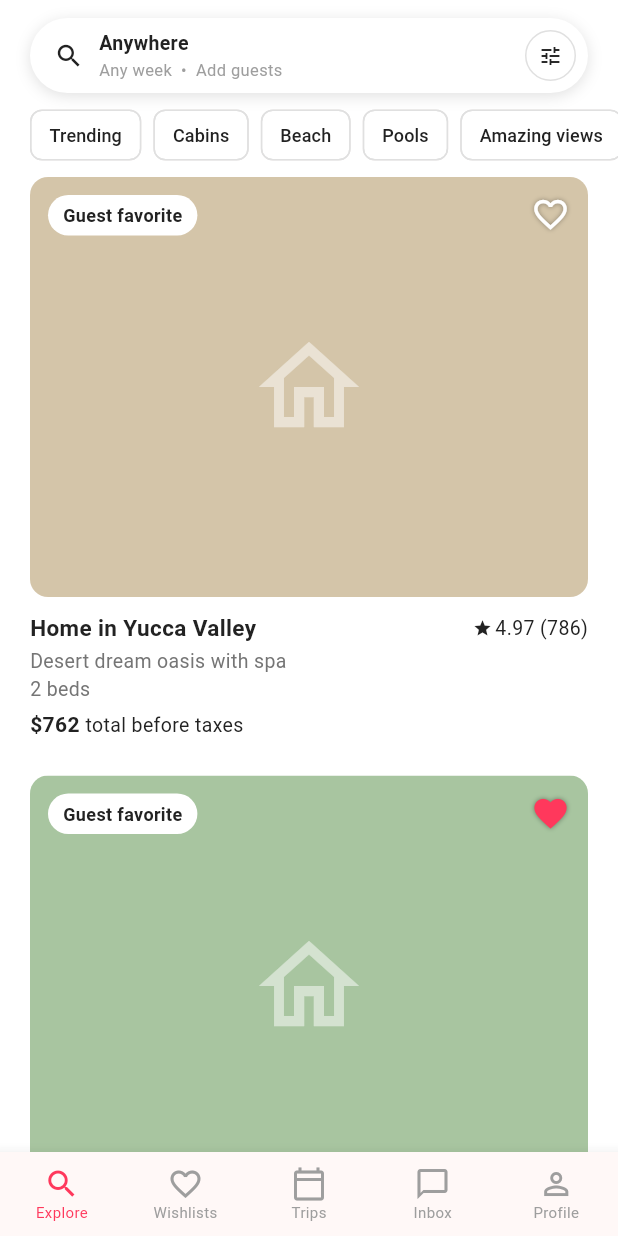
After one commit to zakariaouali16/dellys_app_aguilar, a Flutter app: the ListingsScreen screen opened directly, on a phone screen of 412 x 824 dp. The commit adds this screen. Run offline on Flutter 3.47's test engine with Material 3 defaults, Android fonts, the phone set to English and light mode, and no system bars; our stand-ins replace google_sign_in.

Commit message:
flisting page

```diff
--- /dev/null
+++ b/androidSha1.txt
@@ -0,0 +1,8 @@
+Variant: debugAndroidTest
+Config: debug
+Store: C:\Users\zouali1\.android\debug.keystore
+Alias: AndroidDebugKey
+MD5: 08:5F:82:5A:18:ED:59:D5:A3:BE:8C:66:13:0D:70:22
+SHA1: 46:0E:97:0F:40:82:8E:BA:2A:44:FE:A8:BB:20:7C:34:F3:70:D8:87
+SHA-256: 3A:79:F5:C8:68:D7:F3:9A:7F:68:42:F6:CD:6B:48:61:C6:A6:20:0E:FB:CB:91:68:8D:E1:CD:80:D1:37:E7:4E
+Valid until: Thursday, May 18, 2056
--- /dev/null
+++ b/lib/screens/Listings.dart
@@ -0,0 +1,329 @@
+import 'package:flutter/material.dart';
+
+class ListingsScreen extends StatefulWidget {
+  const ListingsScreen({super.key});
+
+  @override
+  State<ListingsScreen> createState() => _ListingsScreenState();
+}
+
+class _ListingsScreenState extends State<ListingsScreen> {
+  int _selectedTab = 0;
+
+  static const _listings = [
+    _Listing(
+      title: 'Home in Yucca Valley',
+      subtitle: 'Desert dream oasis with spa',
+      beds: '2 beds',
+      rating: '4.97',
+      reviews: '786',
+      price: '\$762',
+      isFavorite: false,
+      imageColor: Color(0xFFD4C5A9),
+    ),
+    _Listing(
+      title: 'Cabin in the Pines',
+      subtitle: 'Cozy retreat with mountain views',
+      beds: '3 beds',
+      rating: '4.89',
+      reviews: '412',
+      price: '\$540',
+      isFavorite: true,
+      imageColor: Color(0xFFA8C5A0),
+    ),
+    _Listing(
+      title: 'Beachfront Villa',
+      subtitle: 'Private pool and ocean access',
+      beds: '4 beds',
+      rating: '4.95',
+      reviews: '1,023',
+      price: '\$1,240',
+      isFavorite: false,
+      imageColor: Color(0xFF9EC4D4),
+    ),
+  ];
+
+  @override
+  Widget build(BuildContext context) {
+    return Scaffold(
+      backgroundColor: Colors.white,
+      body: SafeArea(
+        child: Column(
+          children: [
+            _buildSearchBar(),
+            _buildFilterChips(),
+            Expanded(
+              child: ListView.builder(
+                padding: const EdgeInsets.symmetric(horizontal: 20, vertical: 8),
+                itemCount: _listings.length,
+                itemBuilder: (context, index) =>
+                    _ListingCard(listing: _listings[index]),
+              ),
+            ),
+          ],
+        ),
+      ),
+      bottomNavigationBar: _buildBottomNav(),
+    );
+  }
+
+  Widget _buildSearchBar() {
+    return Padding(
+      padding: const EdgeInsets.fromLTRB(20, 12, 20, 8),
+      child: Container(
+        decoration: BoxDecoration(
+          color: Colors.white,
+          borderRadius: BorderRadius.circular(32),
+          boxShadow: [
+            BoxShadow(
+              color: Colors.black.withValues(alpha: 0.12),
+              blurRadius: 8,
+              offset: const Offset(0, 2),
+            ),
+          ],
+        ),
+        child: Row(
+          children: [
+            const SizedBox(width: 16),
+            const Icon(Icons.search, size: 20, color: Color(0xFF222222)),
+            const SizedBox(width: 10),
+            Expanded(
+              child: Column(
+                crossAxisAlignment: CrossAxisAlignment.start,
+                mainAxisSize: MainAxisSize.min,
+                children: const [
+                  Text(
+                    'Anywhere',
+                    style: TextStyle(
+                      fontSize: 13,
+                      fontWeight: FontWeight.w600,
+                      color: Color(0xFF222222),
+                    ),
+                  ),
+                  Text(
+                    'Any week  •  Add guests',
+                    style: TextStyle(fontSize: 11, color: Colors.grey),
+                  ),
+                ],
+              ),
+            ),
+            Container(
+              margin: const EdgeInsets.all(8),
+              padding: const EdgeInsets.all(8),
+              decoration: BoxDecoration(
+                border: Border.all(color: Colors.grey.shade300),
+                borderRadius: BorderRadius.circular(24),
+              ),
+              child: const Icon(Icons.tune, size: 16, color: Color(0xFF222222)),
+            ),
+          ],
+        ),
+      ),
+    );
+  }
+
+  Widget _buildFilterChips() {
+    const filters = ['Trending', 'Cabins', 'Beach', 'Pools', 'Amazing views'];
+    return SizedBox(
+      height: 40,
+      child: ListView.separated(
+        scrollDirection: Axis.horizontal,
+        padding: const EdgeInsets.symmetric(horizontal: 20),
+        itemCount: filters.length,
+        separatorBuilder: (_, _) => const SizedBox(width: 8),
+        itemBuilder: (context, index) => Chip(
+          label: Text(
+            filters[index],
+            style: const TextStyle(fontSize: 12, color: Color(0xFF222222)),
+          ),
+          backgroundColor: Colors.white,
+          side: BorderSide(color: Colors.grey.shade300),
+          padding: const EdgeInsets.symmetric(horizontal: 4),
+        ),
+      ),
+    );
+  }
+
+  Widget _buildBottomNav() {
+    const items = [
+      (Icons.search, 'Explore'),
+      (Icons.favorite_border, 'Wishlists'),
+      (Icons.calendar_today_outlined, 'Trips'),
+      (Icons.chat_bubble_outline, 'Inbox'),
+      (Icons.person_outline, 'Profile'),
+    ];
+
+    return BottomNavigationBar(
+      currentIndex: _selectedTab,
+      onTap: (i) => setState(() => _selectedTab = i),
+      type: BottomNavigationBarType.fixed,
+      selectedItemColor: const Color(0xFFFF385C),
+      unselectedItemColor: Colors.grey,
+      selectedFontSize: 10,
+      unselectedFontSize: 10,
+      items: items
+          .map((e) => BottomNavigationBarItem(icon: Icon(e.$1), label: e.$2))
+          .toList(),
+    );
+  }
+}
+
+class _ListingCard extends StatefulWidget {
+  final _Listing listing;
+  const _ListingCard({required this.listing});
+
+  @override
+  State<_ListingCard> createState() => _ListingCardState();
+}
+
+class _ListingCardState extends State<_ListingCard> {
+  late bool _isFavorite;
+
+  @override
+  void initState() {
+    super.initState();
+    _isFavorite = widget.listing.isFavorite;
+  }
+
+  @override
+  Widget build(BuildContext context) {
+    return Padding(
+      padding: const EdgeInsets.only(bottom: 24),
+      child: Column(
+        crossAxisAlignment: CrossAxisAlignment.start,
+        children: [
+          Stack(
+            children: [
+              ClipRRect(
+                borderRadius: BorderRadius.circular(12),
+                child: Container(
+                  height: 280,
+                  color: widget.listing.imageColor,
+                  child: Center(
+                    child: Icon(
+                      Icons.home_outlined,
+                      size: 80,
+                      color: Colors.white.withValues(alpha: 0.5),
+                    ),
+                  ),
+                ),
+              ),
+              Positioned(
+                top: 12,
+                left: 12,
+                child: Container(
+                  padding:
+                      const EdgeInsets.symmetric(horizontal: 10, vertical: 5),
+                  decoration: BoxDecoration(
+                    color: Colors.white,
+                    borderRadius: BorderRadius.circular(20),
+                  ),
+                  child: const Text(
+                    'Guest favorite',
+                    style: TextStyle(
+                      fontSize: 12,
+                      fontWeight: FontWeight.w600,
+                      color: Color(0xFF222222),
+                    ),
+                  ),
+                ),
+              ),
+              Positioned(
+                top: 12,
+                right: 12,
+                child: GestureDetector(
+                  onTap: () => setState(() => _isFavorite = !_isFavorite),
+                  child: Icon(
+                    _isFavorite ? Icons.favorite : Icons.favorite_border,
+                    color: _isFavorite
+                        ? const Color(0xFFFF385C)
+                        : Colors.white,
+                    size: 26,
+                    shadows: const [
+                      Shadow(color: Colors.black38, blurRadius: 4)
+                    ],
+                  ),
+                ),
+              ),
+            ],
+          ),
+          const SizedBox(height: 10),
+          Row(
+            mainAxisAlignment: MainAxisAlignment.spaceBetween,
+            children: [
+              Text(
+                widget.listing.title,
+                style: const TextStyle(
+                  fontSize: 15,
+                  fontWeight: FontWeight.w600,
+                  color: Color(0xFF222222),
+                ),
+              ),
+              Row(
+                children: [
+                  const Icon(Icons.star, size: 13, color: Color(0xFF222222)),
+                  const SizedBox(width: 2),
+                  Text(
+                    '${widget.listing.rating} (${widget.listing.reviews})',
+                    style: const TextStyle(
+                        fontSize: 13, color: Color(0xFF222222)),
+                  ),
+                ],
+              ),
+            ],
+          ),
+          const SizedBox(height: 2),
+          Text(
+            widget.listing.subtitle,
+            style: TextStyle(fontSize: 13, color: Colors.grey[600]),
+          ),
+          Text(
+            widget.listing.beds,
+            style: TextStyle(fontSize: 13, color: Colors.grey[600]),
+          ),
+          const SizedBox(height: 4),
+          Text.rich(
+            TextSpan(
+              children: [
+                TextSpan(
+                  text: '${widget.listing.price} ',
+                  style: const TextStyle(
+                    fontSize: 14,
+                    fontWeight: FontWeight.w600,
+                    color: Color(0xFF222222),
+                  ),
+                ),
+                const TextSpan(
+                  text: 'total before taxes',
+                  style: TextStyle(fontSize: 13, color: Color(0xFF222222)),
+                ),
+              ],
+            ),
+          ),
+        ],
+      ),
+    );
+  }
+}
+
+class _Listing {
+  final String title;
+  final String subtitle;
+  final String beds;
+  final String rating;
+  final String reviews;
+  final String price;
+  final bool isFavorite;
+  final Color imageColor;
+
+  const _Listing({
+    required this.title,
+    required this.subtitle,
+    required this.beds,
+    required this.rating,
+    required this.reviews,
+    required this.price,
+    required this.isFavorite,
+    required this.imageColor,
+  });
+}
--- a/lib/screens/welcome_screen.dart
+++ b/lib/screens/welcome_screen.dart
@@ -1,5 +1,6 @@
 import 'package:flutter/material.dart';
 import 'package:google_sign_in/google_sign_in.dart';
+import 'Listings.dart';
 
 class WelcomeScreen extends StatefulWidget {
   const WelcomeScreen({super.key});
@@ -22,7 +23,10 @@ class _WelcomeScreenState extends State<WelcomeScreen> {
         ScaffoldMessenger.of(context).showSnackBar(
           SnackBar(content: Text('Signed in as ${account.displayName}')),
         );
-        // TODO: navigate to home screen
+        Navigator.pushReplacement(
+          context,
+          MaterialPageRoute(builder: (_) => const ListingsScreen()),
+        );
       }
     } catch (e) {
       if (mounted) {
```
Also changed, not shown: 1 other file.
